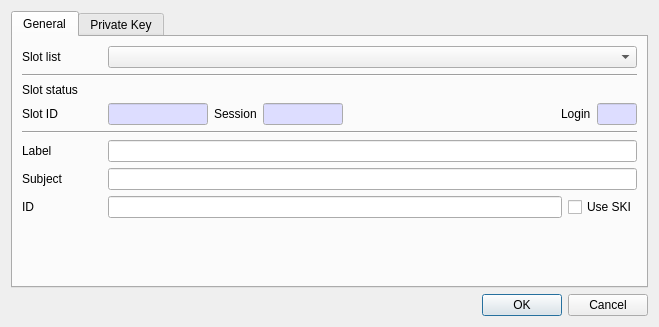
Before: the Qt Designer form CryptokiMan/create_ec_pri_key_dlg.ui in jykim74/CryptokiMan, drawn with Qt 5.
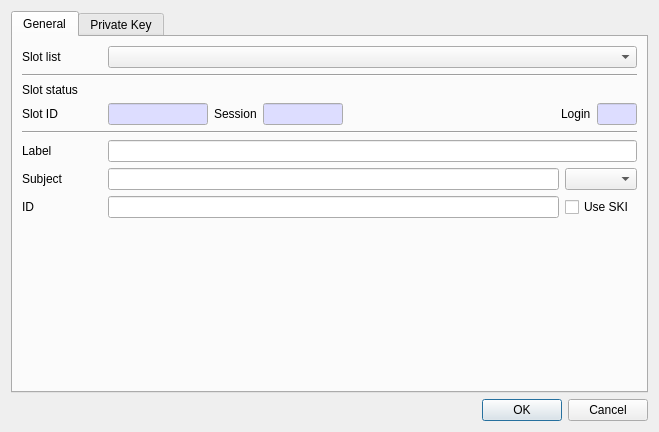
After: the same form once the commit is applied.

Commit message: Subject 값에서 Text 와 DER 선택 지원

```diff
--- a/CryptokiMan/create_ec_pri_key_dlg.ui
+++ b/CryptokiMan/create_ec_pri_key_dlg.ui
@@ -7,7 +7,7 @@
     <x>0</x>
     <y>0</y>
     <width>659</width>
-    <height>318</height>
+    <height>432</height>
    </rect>
   </property>
   <property name="windowTitle">
@@ -314,12 +314,15 @@
            </property>
           </widget>
          </item>
-         <item row="1" column="1" colspan="2">
-          <widget class="QLineEdit" name="mSubjectText"/>
-         </item>
          <item row="0" column="1" colspan="2">
           <widget class="QLineEdit" name="mLabelText"/>
          </item>
+         <item row="1" column="1">
+          <widget class="QLineEdit" name="mSubjectText"/>
+         </item>
+         <item row="1" column="2">
+          <widget class="QComboBox" name="mSubjectTypeCombo"/>
+         </item>
         </layout>
        </item>
        <item>
```
The commit also changes 20 other files.
